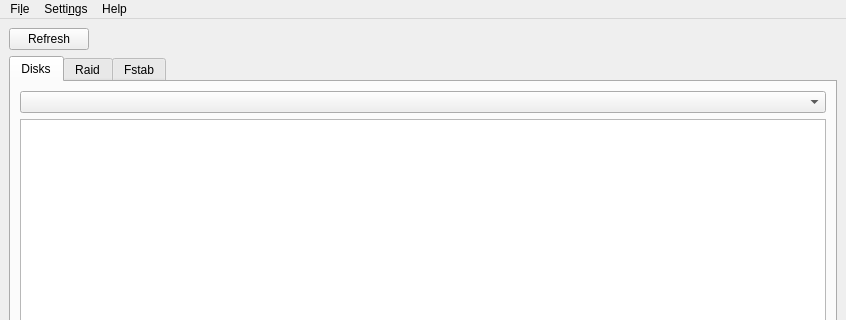
Qt form ui/main.ui (iddekingej/blgui) before a commit; both pictures show x 0 to 846 and y 0 to 320 of the 846 by 648 pixel window.
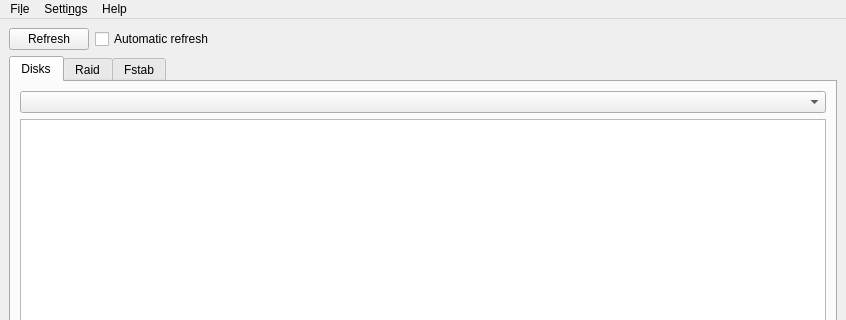
The same form after that commit.

Patch:
```diff
--- a/ui/main.ui
+++ b/ui/main.ui
@@ -33,23 +33,39 @@
        <layout class="QHBoxLayout" name="horizontalLayout">
         <item>
          <widget class="QPushButton" name="refreshButton">
+          <property name="sizePolicy">
+           <sizepolicy hsizetype="Maximum" vsizetype="Fixed">
+            <horstretch>0</horstretch>
+            <verstretch>0</verstretch>
+           </sizepolicy>
+          </property>
           <property name="text">
            <string>Refresh</string>
           </property>
          </widget>
         </item>
         <item>
-         <spacer name="horizontalSpacer">
-          <property name="orientation">
-           <enum>Qt::Horizontal</enum>
+         <widget class="QCheckBox" name="autoRefresh">
+          <property name="sizePolicy">
+           <sizepolicy hsizetype="Maximum" vsizetype="Fixed">
+            <horstretch>0</horstretch>
+            <verstretch>0</verstretch>
+           </sizepolicy>
           </property>
-          <property name="sizeHint" stdset="0">
-           <size>
-            <width>40</width>
-            <height>20</height>
-           </size>
+          <property name="text">
+           <string>Automatic refresh</string>
           </property>
-         </spacer>
+         </widget>
+        </item>
+        <item>
+         <widget class="QLabel" name="arInfo">
+          <property name="styleSheet">
+           <string notr="true">QLabel{color:#F00;}</string>
+          </property>
+          <property name="text">
+           <string/>
+          </property>
+         </widget>
         </item>
        </layout>
       </item>
```
